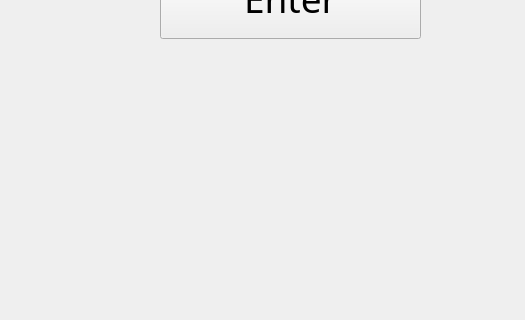
This is Amazon_FC_1.ui in ICS4U-Gallo/amazon-fc-assignment-ghost-coders as Qt 5 draws it before an edit; both pictures show x 0 to 525 and y 352 to 672 of the 1124 by 672 pixel window. The edited form follows.
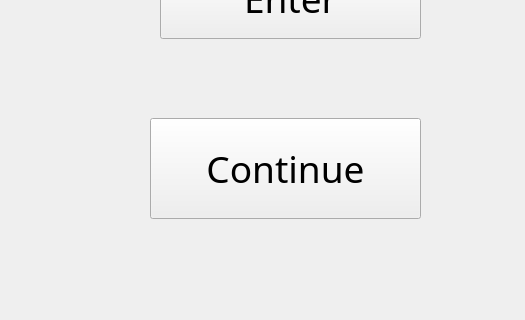
This is the edited form.

Diff of the .ui file:
```diff
--- a/Amazon_FC_1.ui
+++ b/Amazon_FC_1.ui
@@ -72,6 +72,25 @@
      </rect>
     </property>
    </widget>
+   <widget class="QPushButton" name="pushButton_2">
+    <property name="geometry">
+     <rect>
+      <x>150</x>
+      <y>470</y>
+      <width>271</width>
+      <height>101</height>
+     </rect>
+    </property>
+    <property name="font">
+     <font>
+      <family>Sitka</family>
+      <pointsize>28</pointsize>
+     </font>
+    </property>
+    <property name="text">
+     <string>Continue</string>
+    </property>
+   </widget>
   </widget>
   <widget class="QMenuBar" name="menubar">
    <property name="geometry">
```
